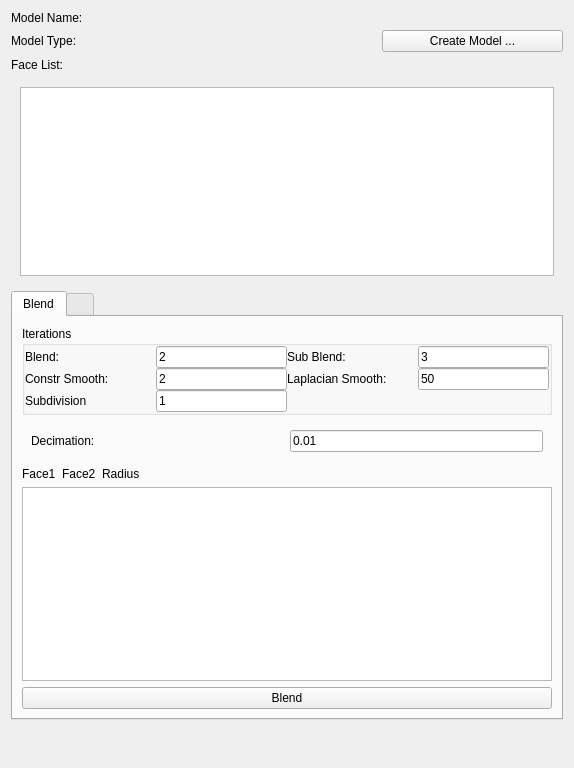
Above: Code/Source/Plugins/org.sv.gui.qt.modeling/src/internal/svModelEdit.ui from SimVascular/SimVascular before the change. Below: the same form after it.
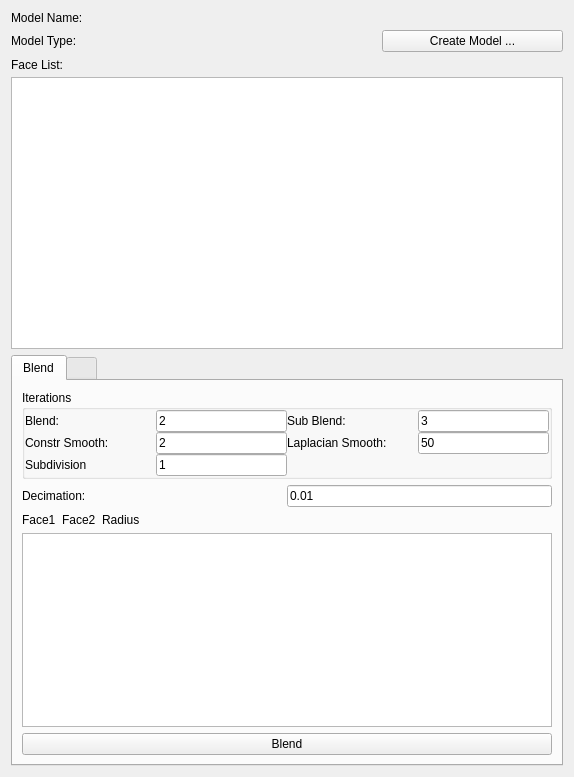
That is the form after the change.

Commit message: add new base class for model; IO revised;not finished, not compilable

```diff
--- a/Code/Source/Plugins/org.sv.gui.qt.modeling/src/internal/svModelEdit.ui
+++ b/Code/Source/Plugins/org.sv.gui.qt.modeling/src/internal/svModelEdit.ui
@@ -7,7 +7,7 @@
     <x>0</x>
     <y>0</y>
     <width>574</width>
-    <height>768</height>
+    <height>777</height>
    </rect>
   </property>
   <property name="windowTitle">
@@ -70,13 +70,6 @@
      </layout>
     </widget>
    </item>
-   <item>
-    <widget class="QLabel" name="label_3">
-     <property name="text">
-      <string>Face List:</string>
-     </property>
-    </widget>
-   </item>
    <item>
     <widget class="QWidget" name="widget_2" native="true">
      <property name="sizePolicy">
@@ -85,7 +78,29 @@
        <verstretch>0</verstretch>
       </sizepolicy>
      </property>
-     <layout class="QHBoxLayout" name="horizontalLayout">
+     <layout class="QVBoxLayout" name="verticalLayout_4">
+      <property name="spacing">
+       <number>5</number>
+      </property>
+      <property name="leftMargin">
+       <number>0</number>
+      </property>
+      <property name="topMargin">
+       <number>0</number>
+      </property>
+      <property name="rightMargin">
+       <number>0</number>
+      </property>
+      <property name="bottomMargin">
+       <number>0</number>
+      </property>
+      <item>
+       <widget class="QLabel" name="label_3">
+        <property name="text">
+         <string>Face List:</string>
+        </property>
+       </widget>
+      </item>
       <item>
        <widget class="QListWidget" name="listWidget"/>
       </item>
@@ -103,7 +118,7 @@
      <property name="currentIndex">
       <number>0</number>
      </property>
-     <widget class="QWidget" name="tab">
+     <widget class="QWidget" name="tabWidgetPage1" native="true">
       <attribute name="title">
        <string>Blend</string>
       </attribute>
@@ -286,6 +301,21 @@
        <item>
         <widget class="QWidget" name="widget_4" native="true">
          <layout class="QGridLayout" name="gridLayout_3">
+          <property name="leftMargin">
+           <number>0</number>
+          </property>
+          <property name="topMargin">
+           <number>0</number>
+          </property>
+          <property name="rightMargin">
+           <number>0</number>
+          </property>
+          <property name="bottomMargin">
+           <number>0</number>
+          </property>
+          <property name="spacing">
+           <number>0</number>
+          </property>
           <item row="0" column="1">
            <widget class="QLineEdit" name="lineEditDecimation">
             <property name="sizePolicy">
@@ -334,27 +364,14 @@
        </item>
       </layout>
      </widget>
-     <widget class="QWidget" name="tab_2">
+     <widget class="QWidget" name="tabWidgetPage2" native="true">
       <attribute name="title">
-       <string> </string>
+       <string>  </string>
       </attribute>
       <layout class="QHBoxLayout" name="horizontalLayout_2"/>
      </widget>
     </widget>
    </item>
-   <item>
-    <spacer name="verticalSpacer">
-     <property name="orientation">
-      <enum>Qt::Vertical</enum>
-     </property>
-     <property name="sizeHint" stdset="0">
-      <size>
-       <width>20</width>
-       <height>40</height>
-      </size>
-     </property>
-    </spacer>
-   </item>
   </layout>
  </widget>
  <resources/>
```
The commit also changes 10 other files.
